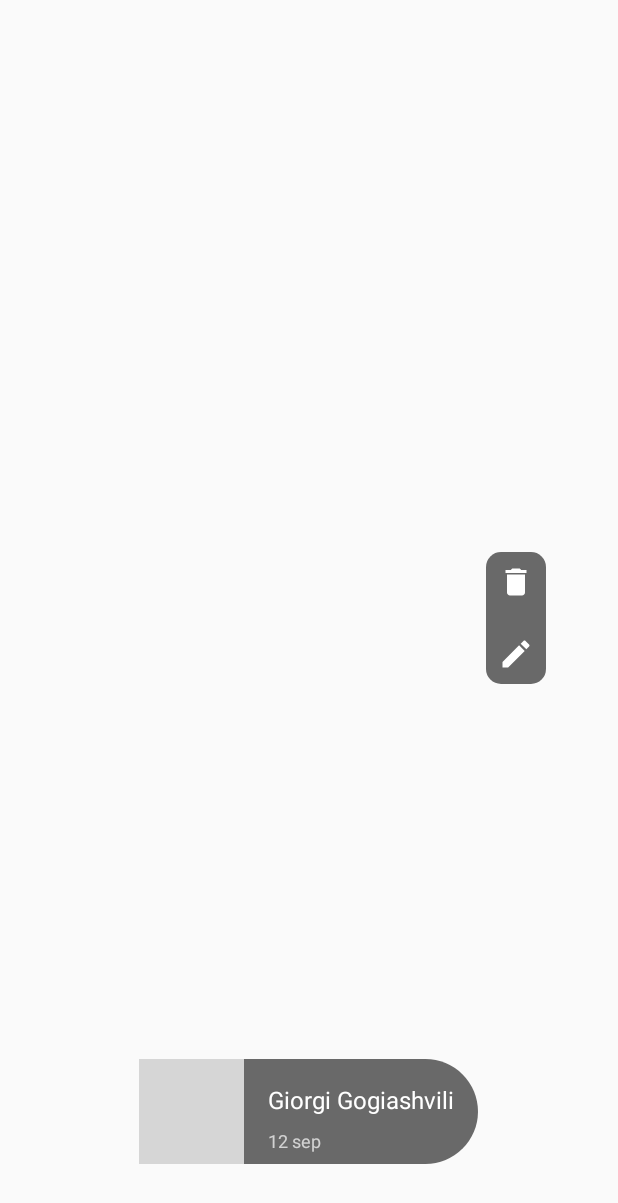
After one commit to Billoxinogen18/Wally, an Android app: the layout layout_content_select.xml on its own in the app's theme, with its tools: preview values and no code run, on a phone screen of 412 x 824 dp. The commit adds this screen. Shown: the top 1203 px of the screen. Run offline under Robolectric (Android 15) with nearby library versions, the light colour scheme and no system bars; grey boxes are pictures that could not be loaded.

Commit message:
Add content Edit, delete functionality

```diff
--- /dev/null
+++ b/app/src/main/res/drawable/control_panel_background.xml
@@ -0,0 +1,7 @@
+<?xml version="1.0" encoding="utf-8"?>
+<shape xmlns:android="http://schemas.android.com/apk/res/android"
+    android:shape="rectangle">
+
+    <corners android:radius="10dp" />
+    <solid android:color="#93000000" />
+</shape>
--- /dev/null
+++ b/app/src/main/res/drawable/ic_delete_white_24dp.xml
@@ -0,0 +1,9 @@
+<vector xmlns:android="http://schemas.android.com/apk/res/android"
+    android:width="24dp"
+    android:height="24dp"
+    android:viewportHeight="24.0"
+    android:viewportWidth="24.0">
+    <path
+        android:fillColor="#ffffff"
+        android:pathData="M6,19c0,1.1 0.9,2 2,2h8c1.1,0 2,-0.9 2,-2V7H6v12zM19,4h-3.5l-1,-1h-5l-1,1H5v2h14V4z" />
+</vector>
--- /dev/null
+++ b/app/src/main/res/drawable/ic_edit_white_24dp.xml
@@ -0,0 +1,9 @@
+<vector xmlns:android="http://schemas.android.com/apk/res/android"
+    android:width="24dp"
+    android:height="24dp"
+    android:viewportHeight="24.0"
+    android:viewportWidth="24.0">
+    <path
+        android:fillColor="#ffffff"
+        android:pathData="M3,17.25V21h3.75L17.81,9.94l-3.75,-3.75L3,17.25zM20.71,7.04c0.39,-0.39 0.39,-1.02 0,-1.41l-2.34,-2.34c-0.39,-0.39 -1.02,-0.39 -1.41,0l-1.83,1.83 3.75,3.75 1.83,-1.83z" />
+</vector>
--- /dev/null
+++ b/app/src/main/res/drawable/owner_info_background.xml
@@ -0,0 +1,7 @@
+<?xml version="1.0" encoding="utf-8"?>
+<shape xmlns:android="http://schemas.android.com/apk/res/android"
+    android:shape="rectangle">
+
+    <corners android:radius="60dp" />
+    <solid android:color="#93000000" />
+</shape>
--- /dev/null
+++ b/app/src/main/res/layout/layout_content_select.xml
@@ -0,0 +1,80 @@
+<?xml version="1.0" encoding="utf-8"?>
+<RelativeLayout xmlns:android="http://schemas.android.com/apk/res/android"
+    xmlns:tools="http://schemas.android.com/tools"
+    android:id="@+id/layout_content_select"
+    android:layout_width="match_parent"
+    android:layout_height="match_parent"
+    android:orientation="vertical"
+    android:padding="48dp"
+    android:visibility="gone"
+    tools:context=".activities.MainActivity"
+    tools:visibility="visible">
+
+    <RelativeLayout
+        android:id="@+id/layout_note_info"
+        android:layout_width="wrap_content"
+        android:layout_height="wrap_content"
+        android:layout_alignParentBottom="true"
+        android:layout_centerHorizontal="true"
+        android:background="@drawable/owner_info_background"
+        android:paddingRight="16dp">
+
+        <ImageView
+            android:id="@+id/owner_image"
+            android:layout_width="70dp"
+            android:layout_height="70dp"
+            android:layout_marginRight="16dp"
+            android:src="@drawable/sample_user_image" />
+
+        <TextView
+            android:id="@+id/owner_name"
+            style="@style/TextAppearance.AppCompat.Subhead"
+            android:layout_width="wrap_content"
+            android:layout_height="wrap_content"
+            android:layout_marginTop="16dp"
+            android:layout_toRightOf="@+id/owner_image"
+            android:text="Giorgi Gogiashvili"
+            android:textColor="#ffffff"
+            tools:text="Giorgi Gogiashvili" />
+
+        <TextView
+            android:id="@+id/note_date"
+            style="@style/TextAppearance.AppCompat.Caption"
+            android:layout_width="wrap_content"
+            android:layout_height="wrap_content"
+            android:layout_alignLeft="@+id/owner_name"
+            android:layout_below="@+id/owner_name"
+            android:layout_marginTop="8dp"
+            android:text="12 sep"
+            android:textColor="#b3ffffff" />
+    </RelativeLayout>
+
+    <LinearLayout
+        android:id="@+id/content_control_panel"
+        android:layout_width="wrap_content"
+        android:layout_height="wrap_content"
+        android:layout_alignParentRight="true"
+        android:layout_centerVertical="true"
+        android:background="@drawable/control_panel_background"
+        android:orientation="vertical">
+
+        <ImageButton
+            android:id="@+id/btn_delete_content"
+            android:layout_width="wrap_content"
+            android:layout_height="wrap_content"
+            android:background="?attr/selectableItemBackgroundBorderless"
+            android:onClick="deleteSelectedContent"
+            android:padding="8dp"
+            android:src="@drawable/ic_delete_white_24dp" />
+
+        <ImageButton
+            android:id="@+id/btn_edit_content"
+            android:layout_width="wrap_content"
+            android:layout_height="wrap_content"
+            android:layout_marginTop="8dp"
+            android:background="?attr/selectableItemBackgroundBorderless"
+            android:onClick="editSelectedContent"
+            android:padding="8dp"
+            android:src="@drawable/ic_edit_white_24dp" />
+    </LinearLayout>
+</RelativeLayout>
--- a/app/src/main/res/values/strings.xml
+++ b/app/src/main/res/values/strings.xml
@@ -25,5 +25,6 @@
     <string name="tango_error">"Tango Exception! Try again!"</string>
     <string name="no_adfs_tango_error">No ADF UUIDs</string>
     <string name="no_uuid_tango_error">"No ADF with that UUID!"</string>
+    <string name="post_update">Update</string>
 
 </resources>
```
Also changed, not shown: app/src/main/java/com/wally/wally/activities/MainActivity.java (+62 -11 lines), app/src/main/java/com/wally/wally/fragments/NewContentDialogFragment.java (+80 -35 lines), app/src/main/res/layout/activity_main.xml (+5 -5 lines).
